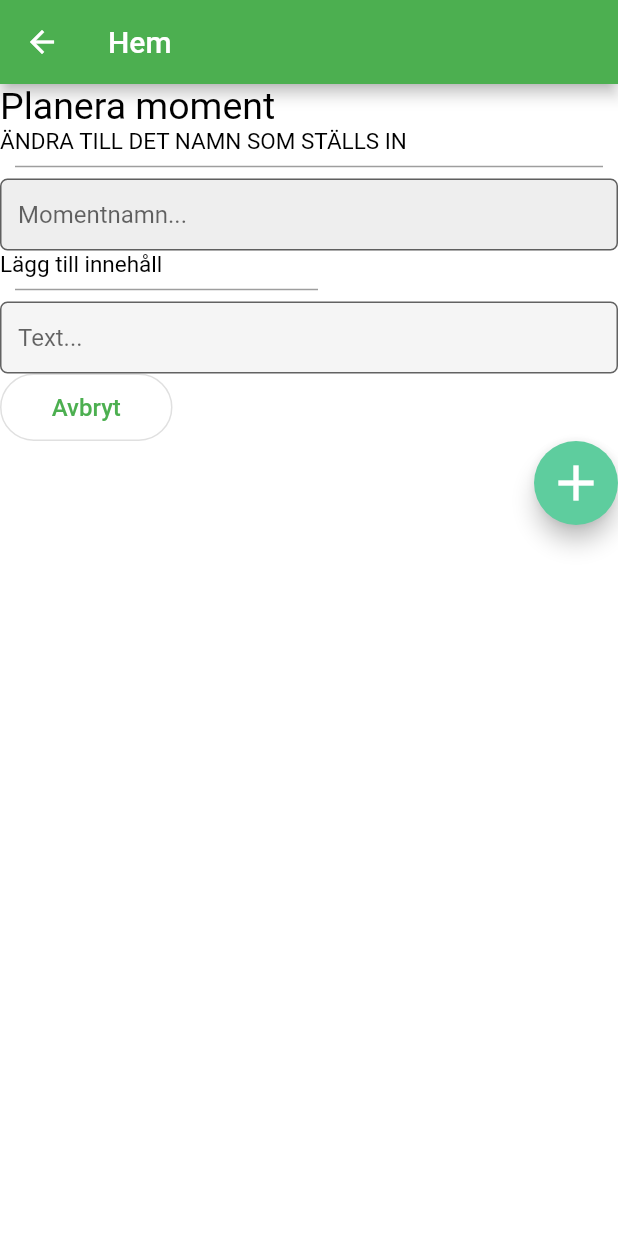
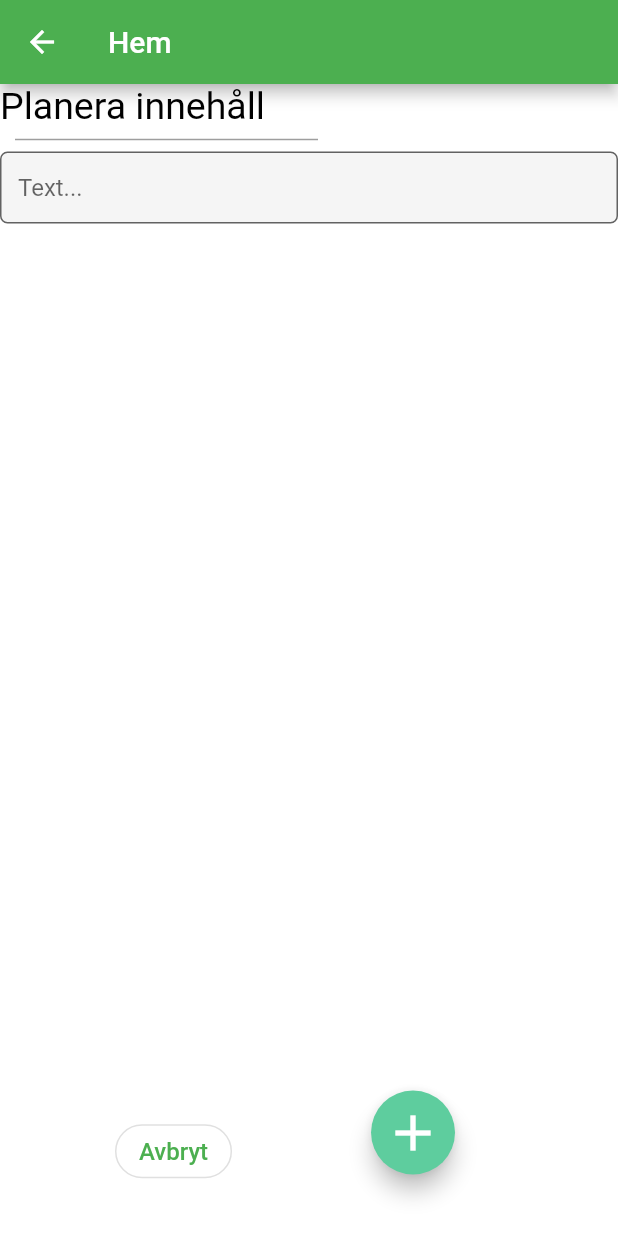
Before and after one commit to maxNyst/FAUNAtic_FrontEnd, a Flutter app: the MomentsScreen screen opened by its route, on a phone screen of 412 x 824 dp. Run offline on Flutter 3.47's test engine with Material 2 defaults, Android fonts, the phone set to English and light mode, and no system bars; our stand-ins replace firebase_auth, firebase_core, google_fonts; missing offline and left inert: dart:ffi; accounts and stored records are empty.

Commit message:
Updated moment screen with FAB and removed unnecessary components

```diff
--- a/lib/Screens/Moment/moments_screen.dart
+++ b/lib/Screens/Moment/moments_screen.dart
@@ -17,38 +17,8 @@ class MomentsScreen extends StatelessWidget {
           Align(
               alignment: Alignment.topLeft,
               child: Text(
-                'Planera moment',
+                'Planera innehåll',
                 style: TextStyle(color: Colors.black, fontSize: 25),
-              )),
-          Align(
-              alignment: Alignment.topLeft,
-              child: Text(
-                'ÄNDRA TILL DET NAMN SOM STÄLLS IN', //Placeholder namn
-                style: TextStyle(color: Colors.black, fontSize: 15),
-              )),
-          Divider(
-            thickness: 1,
-            color: Colors.grey,
-            indent: 10,
-            endIndent: 10,
-          ),
-          TextField(
-            decoration: InputDecoration(
-                border: OutlineInputBorder(
-                  borderRadius: const BorderRadius.all(
-                    Radius.circular(5.0),
-                  ),
-                ),
-                hintText: 'Momentnamn...',
-                contentPadding: EdgeInsets.symmetric(horizontal: 12),
-                fillColor: Colors.grey.shade200,
-                filled: true),
-          ),
-          Align(
-              alignment: Alignment.topLeft,
-              child: Text(
-                'Lägg till innehåll',
-                style: TextStyle(color: Colors.black, fontSize: 15),
               )),
           Divider(
             thickness: 1,
@@ -74,10 +44,12 @@ class MomentsScreen extends StatelessWidget {
               ),
             ),
           ),
-          SizedBox(
-            width: 115.0,
-            height: 45.0,
-            child: OutlinedButton(
+        ],
+      ),
+      floatingActionButton: Row(
+        mainAxisAlignment: MainAxisAlignment.spaceEvenly,
+        children: [
+          OutlinedButton(
             style: OutlinedButton.styleFrom(
                 shape: RoundedRectangleBorder(
                   borderRadius: BorderRadius.circular(40.0),
@@ -90,10 +62,8 @@ class MomentsScreen extends StatelessWidget {
               style: TextStyle(fontSize: 16),
             ),
           ),
-          ),
-
-          Align(
-              alignment: Alignment.bottomRight,
+          Padding(
+            padding: const EdgeInsets.only(bottom: 25.0),
             child: FloatingActionButton(
               backgroundColor: const Color(0xFF5ECD9E),
               foregroundColor: Colors.white,
@@ -102,7 +72,8 @@ class MomentsScreen extends StatelessWidget {
                 Icons.add,
                 size: 40.0,
               ),
-              )),
+            ),
+          ),
         ],
       ),
     );
```
Lines whose indentation alone changed are shown as unchanged.
